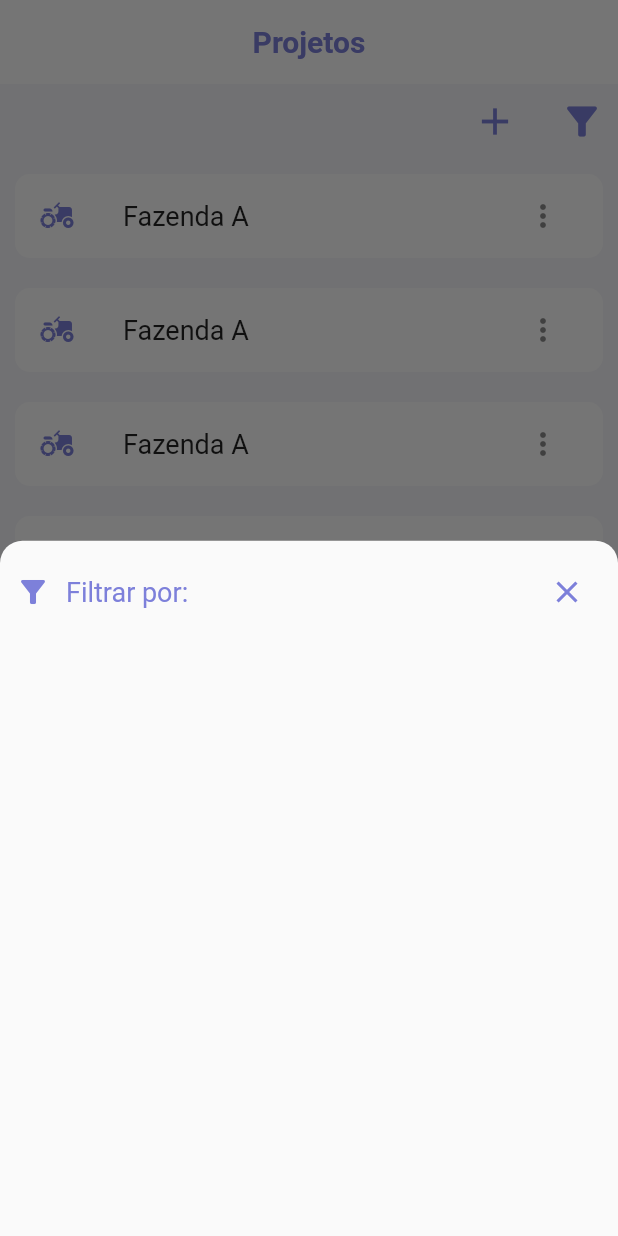
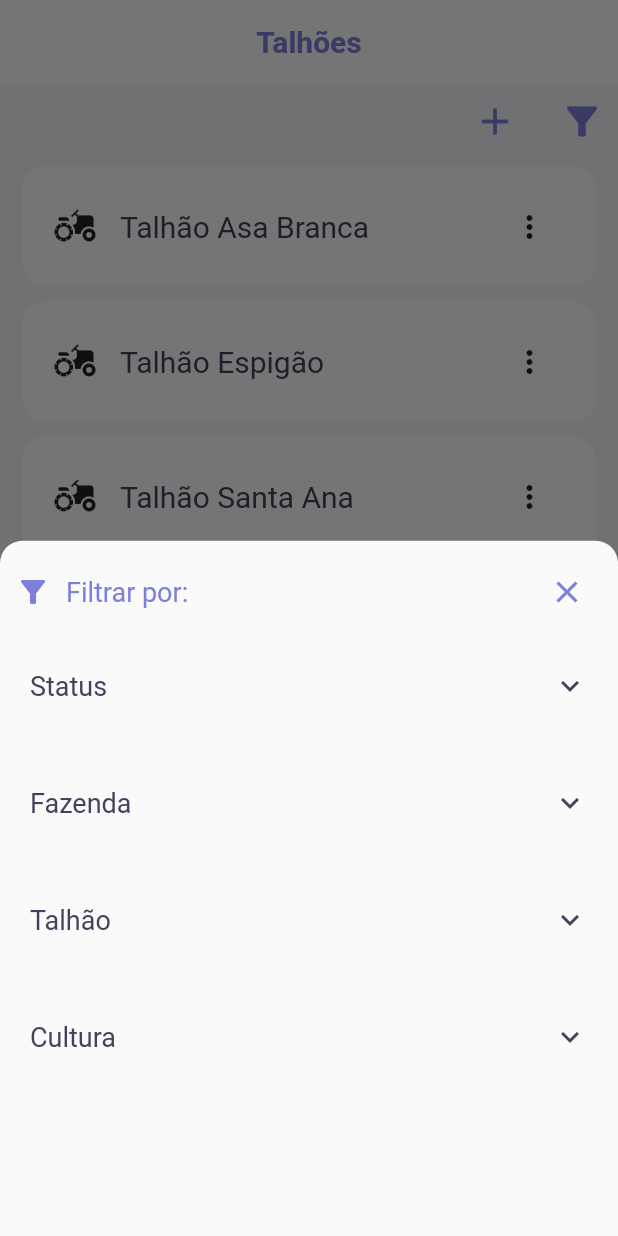
Before and after one commit to carloshenrique-dev/widgets, a Flutter app: the screen it shows after launch, after a tap on the "filter alt" icon, on a phone screen of 412 x 824 dp. Run offline on Flutter 3.47's test engine with Material 2 defaults, Android fonts, the phone set to English and light mode, and no system bars; our stand-ins replace auto_size_text, flutter_modular; missing offline and left inert: validatorless.

Commit message:
fields page; dropdown button, tile popup button, filter bottom sheet components

```diff
--- a/lib/app/core/ui/themes/app_colors.dart
+++ b/lib/app/core/ui/themes/app_colors.dart
@@ -5,4 +5,5 @@ class AppColors {
   static const Color green = Color(0xFF8DC63F);
   static const Color white = Color(0xFFFFFFFF);
   static const Color iceWhite = Color(0xFFF7F7FA);
+  static const Color navyBlue = Color(0xFF43425D);
 }
--- /dev/null
+++ b/lib/app/core/ui/widgets/dropdown_button_widget.dart
@@ -0,0 +1,68 @@
+import 'package:flutter/material.dart';
+import 'package:widgets/app/core/ui/themes/app_colors.dart';
+
+class DropdownButtonWidget extends StatefulWidget {
+  const DropdownButtonWidget({Key? key}) : super(key: key);
+
+  @override
+  State<DropdownButtonWidget> createState() => _DropdownButtonWidgetState();
+}
+
+class _DropdownButtonWidgetState extends State<DropdownButtonWidget> {
+  final List<bool> _boolChecked = <bool>[];
+  final List<String> dropdownItems = ['Status', 'Fazenda', 'Talhão', 'Cultura'];
+  final List<String> statusItem = ['Em trânsito', 'Recebido', 'Registrado'];
+  String? selectedItem = 'Status';
+
+  @override
+  Widget build(BuildContext context) {
+    Color getTextColor(bool value) {
+      if (!value) {
+        return Colors.grey;
+      } else {
+        return AppColors.purpleBlue;
+      }
+    }
+
+    return Expanded(
+      child: ListView.builder(
+        itemCount: dropdownItems.length,
+        itemBuilder: (ctx, index) {
+          return Column(
+            children: [
+              ExpansionTile(
+                title: Text(
+                  dropdownItems[index],
+                  style: const TextStyle(
+                    color: AppColors.navyBlue,
+                    fontSize: 18,
+                  ),
+                ),
+                tilePadding: const EdgeInsets.all(10),
+                iconColor: AppColors.navyBlue,
+                collapsedIconColor: AppColors.navyBlue,
+                children: statusItem.map((item) {
+                  _boolChecked.add(false);
+                  int index_ = statusItem.indexOf(item);
+                  return CheckboxListTile(
+                    title: Text(item,
+                        style: TextStyle(
+                            fontSize: 18,
+                            color: getTextColor(_boolChecked[index_]))),
+                    value: _boolChecked[index_],
+                    contentPadding: const EdgeInsets.all(8),
+                    activeColor: AppColors.purpleBlue,
+                    controlAffinity: ListTileControlAffinity.leading,
+                    onChanged: (bool? newValue) => setState(() {
+                      _boolChecked[index_] = newValue!;
+                    }),
+                  );
+                }).toList(),
+              ),
+            ],
+          );
+        },
+      ),
+    );
+  }
+}
--- a/lib/app/core/ui/widgets/filter_bottom_sheet.dart
+++ b/lib/app/core/ui/widgets/filter_bottom_sheet.dart
@@ -1,4 +1,5 @@
 import 'package:flutter/material.dart';
+import 'package:widgets/app/core/ui/widgets/dropdown_button_widget.dart';
 
 import '../themes/app_colors.dart';
 
@@ -10,10 +11,6 @@ class FilterBottomSheet extends StatefulWidget {
 }
 
 class _FilterBottomSheetState extends State<FilterBottomSheet> {
-  final bool _isChecked = false;
-  final List<String> _items = ['Status', 'Fazenda', 'Talhão', 'Cultura'];
-  String? selectedItem = 'Status';
-
   @override
   Widget build(BuildContext context) {
     Size size = MediaQuery.of(context).size;
@@ -59,14 +56,7 @@ class _FilterBottomSheetState extends State<FilterBottomSheet> {
                           ),
                         ],
                       ),
-                      // DropdownButton<String>(
-                      //   value: selectedItem,
-                      //   items: _items.map((item) => DropdownMenuItem<String>(
-                      //     value: item,
-                      //     child: const Text(''),
-                      //   )).toList()
-                      //   onChanged: onChanged,
-                      // )
+                      const DropdownButtonWidget()
                     ],
                   ),
                 ));
--- a/lib/app/modules/fields/fields_page.dart
+++ b/lib/app/modules/fields/fields_page.dart
@@ -1,7 +1,12 @@
+// ignore_for_file: sized_box_for_whitespace
+
 import 'package:flutter/material.dart';
 import 'package:widgets/app/core/ui/themes/app_colors.dart';
+import 'package:widgets/app/core/ui/widgets/tile_popup_button.dart';
 
-import 'widgets/header_widget.dart';
+import '../../core/ui/widgets/header_widget.dart';
+
+enum PopupOptions { Data, Remove }
 
 class FieldsPage extends StatefulWidget {
   const FieldsPage({Key? key}) : super(key: key);
@@ -17,11 +22,15 @@ class _FieldsPageState extends State<FieldsPage> {
     'Talhão Santa Ana'
   ];
 
+  final bool _showPopup = false;
+
   @override
   Widget build(BuildContext context) {
     Size size = MediaQuery.of(context).size;
     return Scaffold(
-      appBar: AppBar(title: const Text('Projetos')),
+      appBar: AppBar(
+        title: const Text('Talhões'),
+      ),
       body: SafeArea(
         child: CustomScrollView(
           slivers: [
@@ -41,30 +50,37 @@ class _FieldsPageState extends State<FieldsPage> {
   }
 
   List<Widget> generateListTile(Size size) {
-    return List<Container>.generate(
-      60,
+    return List<Padding>.generate(
+      plots.length,
       (index) {
-        return Container(
-          padding: const EdgeInsets.all(10),
-          width: size.width * .14,
-          child: ListTile(
-            shape: const RoundedRectangleBorder(
-              borderRadius: BorderRadius.all(Radius.circular(10)),
+        return Padding(
+          padding: const EdgeInsets.symmetric(vertical: 5, horizontal: 15),
+          child: Container(
+            height: 80,
+            padding: const EdgeInsets.all(20),
+            decoration: BoxDecoration(
+              color: AppColors.white,
+              borderRadius: BorderRadius.circular(15),
             ),
-            tileColor: Colors.white,
-            title: const Text(
-              'Fazenda A',
-              style: TextStyle(
-                fontSize: 18,
-              ),
-            ),
-            leading: const Icon(
-              Icons.agriculture,
-              color: AppColors.purpleBlue,
-            ),
-            trailing: IconButton(
-              icon: const Icon(Icons.more_vert),
-              onPressed: () {},
+            child: Row(
+              mainAxisAlignment: MainAxisAlignment.spaceBetween,
+              children: [
+                Row(
+                  children: [
+                    const Icon(
+                      Icons.agriculture,
+                      size: 30,
+                    ),
+                    const SizedBox(width: 15),
+                    Text(
+                      plots[index],
+                      style: const TextStyle(
+                          color: AppColors.navyBlue, fontSize: 20),
+                    ),
+                  ],
+                ),
+                const TilePopupButton(),
+              ],
             ),
           ),
         );
```
Also changed, not shown: lib/app/core/ui/widgets/tile_popup_button.dart (added, +59 -0 lines), lib/app/core/ui/widgets/header_widget.dart (renamed from lib/app/modules/fields/widgets/header_widget.dart).
